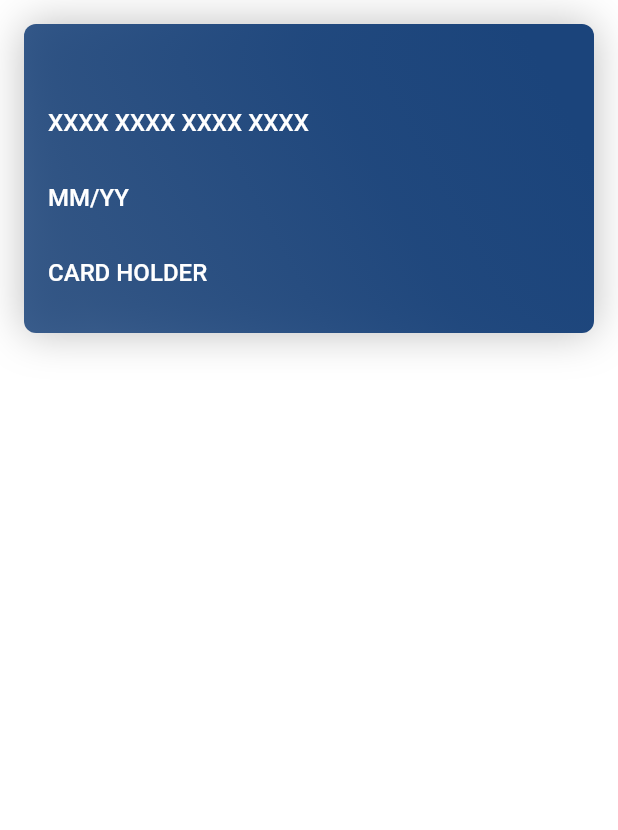
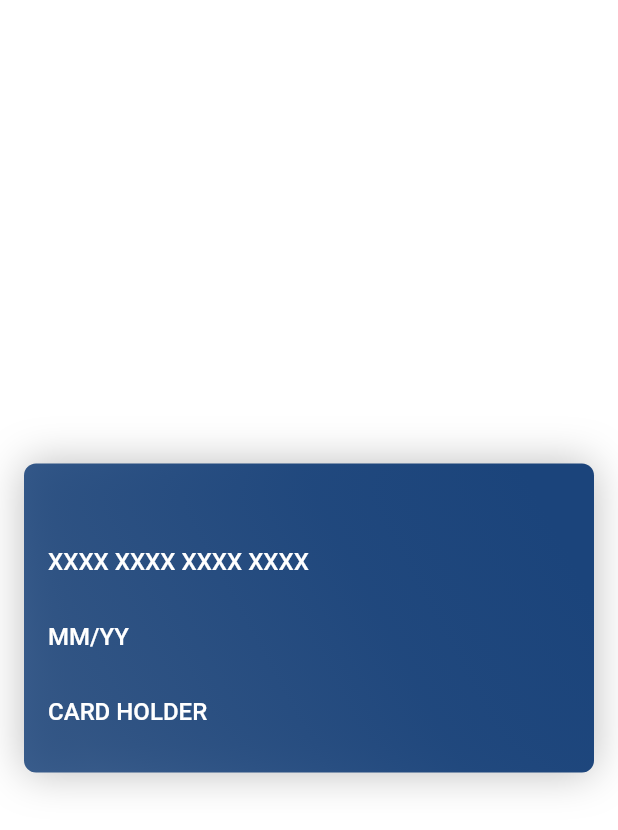
Before and after one commit to CheaVireaksat/Testing_UI_Animate, a Flutter app: the MyCard widget shown alone on an empty page, opened directly with empty values, on a phone screen of 412 x 824 dp. Shown: the top 830 px of the screen. Run offline on Flutter 3.47's test engine with Material 2 defaults, Android fonts, the phone set to English and light mode, and no system bars; our stand-ins replace bloc, flutter_bloc, flutter_credit_card, flutter_spinkit, rxdart; network calls fail.

```diff
--- a/lib/CardProperties/credit_card_widgets.dart
+++ b/lib/CardProperties/credit_card_widgets.dart
@@ -4,6 +4,8 @@ import 'package:flutter/material.dart';
 import '../bloc.navigation_bloc/navigation_bloc.dart';
 
 class MyCard extends StatefulWidget with NavigationStates {
+  // Change to Enum
+  // Bug with line 22 pos 19 showBackView != True
   const MyCard({
     Key key,
     @required this.cardNumber,
@@ -119,7 +121,8 @@ class _MyCardState extends State<MyCard> with SingleTickerProviderStateMixin {
       controller.reverse();
     }
 
-    return Stack(
+    return Center(
+      child: Stack(
         children: <Widget>[
           AnimationCard(
             animation: _frontRotation,
@@ -130,6 +133,7 @@ class _MyCardState extends State<MyCard> with SingleTickerProviderStateMixin {
             child: buildBackContainer(width, height, context, orientation),
           ),
         ],
+      ),
     );
   }
 
@@ -142,7 +146,8 @@ class _MyCardState extends State<MyCard> with SingleTickerProviderStateMixin {
     BuildContext context,
     Orientation orientation,
   ) {
-    final TextStyle defaultTextStyle = Theme.of(context).textTheme.title.merge(
+    final TextStyle defaultTextStyle =
+        Theme.of(context).textTheme.headline6.merge(
               TextStyle(
                 color: Colors.black,
                 fontFamily: 'halter',
@@ -238,7 +243,8 @@ class _MyCardState extends State<MyCard> with SingleTickerProviderStateMixin {
     BuildContext context,
     Orientation orientation,
   ) {
-    final TextStyle defaultTextStyle = Theme.of(context).textTheme.title.merge(
+    final TextStyle defaultTextStyle =
+        Theme.of(context).textTheme.headline6.merge(
               TextStyle(
                 color: Colors.white,
                 fontFamily: 'halter',
```
Also changed, not shown: lib/main.dart (+3 -6 lines), lib/pages/SplashScreen.dart (added, +45 -0 lines), pubspec.yaml (+5 -4 lines), assets/logo/uyfc.png (added), pubspec.lock. Lines whose indentation alone changed are shown as unchanged.
